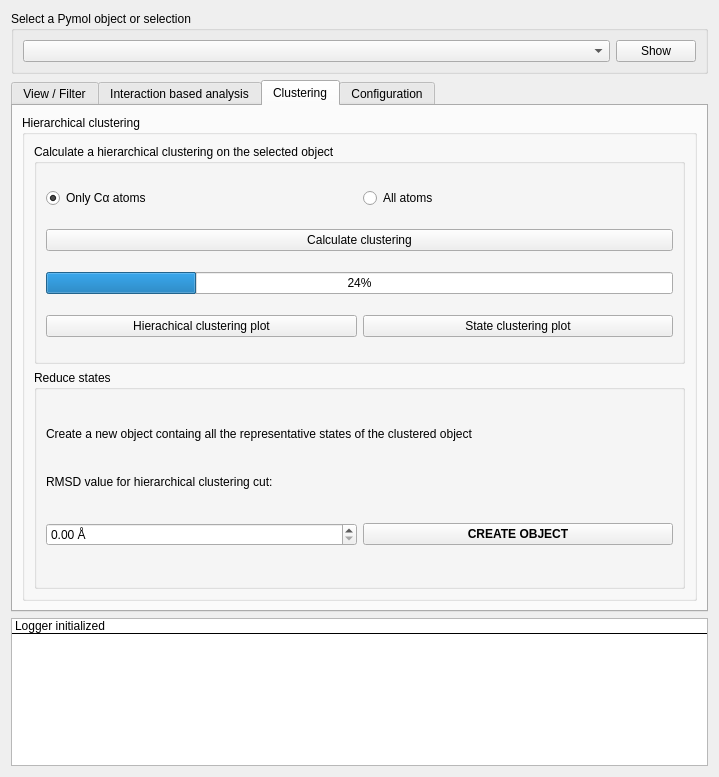
Qt form GUIs/plugin.ui (BioComputingUP/ring-pymol) before a commit.
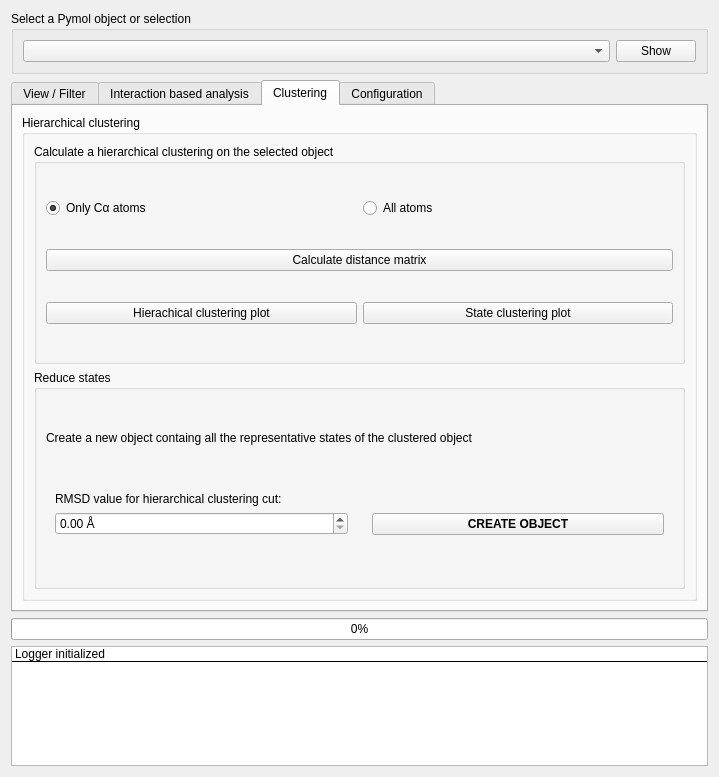
The same form after that commit. The open tabs and pages were chosen to show the change.

What changed in the file:
```diff
--- a/GUIs/plugin.ui
+++ b/GUIs/plugin.ui
@@ -80,7 +80,7 @@
       </sizepolicy>
      </property>
      <property name="currentIndex">
-      <number>2</number>
+      <number>0</number>
      </property>
      <widget class="QWidget" name="tab_1">
       <property name="enabled">
@@ -233,19 +233,23 @@
                <item>
                 <widget class="QLabel" name="label_24">
                  <property name="sizePolicy">
-                  <sizepolicy hsizetype="Minimum" vsizetype="Fixed">
+                  <sizepolicy hsizetype="Preferred" vsizetype="Preferred">
                    <horstretch>0</horstretch>
                    <verstretch>0</verstretch>
                   </sizepolicy>
                  </property>
                  <property name="minimumSize">
                   <size>
-                   <width>0</width>
-                   <height>22</height>
+                   <width>20</width>
+                   <height>25</height>
                   </size>
                  </property>
                  <property name="styleSheet">
-                  <string notr="true">background: qlineargradient(spread:pad, x1:0, y1:0, x2:1, y2:0, stop:0 rgba(255, 255, 255, 255), stop:0.315789 rgba(255, 255, 0, 255), stop:0.688995 rgba(255, 125, 0, 255), stop:1 rgba(224, 0, 0, 255))</string>
+                  <string notr="true">QLabel{ background: qlineargradient(spread:pad, x1:0, y1:0, x2:1, y2:0, stop:0 rgba(255, 255, 255, 255), stop:0.315789 rgba(255, 255, 0, 255), stop:0.688995 rgba(255, 125, 0, 255), stop:1 rgba(224, 0, 0, 255));
+  border-radius: 10px;
+  min-height: 25px;
+  min-width: 20px;
+}</string>
                  </property>
                  <property name="text">
                   <string/>
@@ -972,13 +976,6 @@
                </property>
               </widget>
              </item>
-             <item row="2" column="0" colspan="2">
-              <widget class="QProgressBar" name="clustering_progress">
-               <property name="value">
-                <number>24</number>
-               </property>
-              </widget>
-             </item>
              <item row="3" column="1">
               <widget class="QPushButton" name="cluster_plot">
                <property name="text">
@@ -986,13 +983,6 @@
                </property>
               </widget>
              </item>
-             <item row="1" column="0" colspan="2">
-              <widget class="QPushButton" name="clusterize">
-               <property name="text">
-                <string>Calculate clustering</string>
-               </property>
-              </widget>
-             </item>
              <item row="0" column="0">
               <widget class="QRadioButton" name="CA_atoms">
                <property name="text">
@@ -1010,6 +1000,13 @@
                </property>
               </widget>
              </item>
+             <item row="1" column="0" colspan="2">
+              <widget class="QPushButton" name="clusterize">
+               <property name="text">
+                <string>Calculate distance matrix</string>
+               </property>
+              </widget>
+             </item>
             </layout>
            </widget>
           </item>
@@ -1019,19 +1016,6 @@
              <string>Reduce states</string>
             </property>
             <layout class="QGridLayout" name="gridLayout_11">
-             <item row="2" column="0">
-              <widget class="QLabel" name="label_6">
-               <property name="sizePolicy">
-                <sizepolicy hsizetype="Preferred" vsizetype="Fixed">
-                 <horstretch>0</horstretch>
-                 <verstretch>0</verstretch>
-                </sizepolicy>
-               </property>
-               <property name="text">
-                <string>RMSD value for hierarchical clustering cut:</string>
-               </property>
-              </widget>
-             </item>
              <item row="1" column="0" colspan="2">
               <widget class="QLabel" name="label_5">
                <property name="sizePolicy">
@@ -1046,6 +1030,28 @@
               </widget>
              </item>
              <item row="3" column="0">
+              <widget class="QWidget" name="widget_12" native="true">
+               <property name="sizePolicy">
+                <sizepolicy hsizetype="Preferred" vsizetype="Fixed">
+                 <horstretch>0</horstretch>
+                 <verstretch>0</verstretch>
+                </sizepolicy>
+               </property>
+               <layout class="QVBoxLayout" name="verticalLayout_9">
+                <item>
+                 <widget class="QLabel" name="label_6">
+                  <property name="sizePolicy">
+                   <sizepolicy hsizetype="Preferred" vsizetype="Fixed">
+                    <horstretch>0</horstretch>
+                    <verstretch>0</verstretch>
+                   </sizepolicy>
+                  </property>
+                  <property name="text">
+                   <string>RMSD value for hierarchical clustering cut:</string>
+                  </property>
+                 </widget>
+                </item>
+                <item>
               <widget class="QDoubleSpinBox" name="doubleSpinBox">
                <property name="suffix">
                 <string> Å</string>
@@ -1055,7 +1061,20 @@
                </property>
               </widget>
              </item>
+               </layout>
+              </widget>
+             </item>
              <item row="3" column="1">
+              <widget class="QWidget" name="widget_13" native="true">
+               <layout class="QVBoxLayout" name="verticalLayout_10">
+                <item>
+                 <widget class="QLabel" name="label_8">
+                  <property name="text">
+                   <string/>
+                  </property>
+                 </widget>
+                </item>
+                <item>
               <widget class="QPushButton" name="pushButton_4">
                <property name="font">
                 <font>
@@ -1086,6 +1105,9 @@
        </item>
       </layout>
      </widget>
+       </item>
+      </layout>
+     </widget>
      <widget class="QWidget" name="tab">
       <attribute name="title">
        <string>Configuration</string>
@@ -1660,6 +1682,12 @@
    </item>
    <item row="0" column="0">
     <widget class="QGroupBox" name="Selectionandshow">
+     <property name="sizePolicy">
+      <sizepolicy hsizetype="Preferred" vsizetype="Fixed">
+       <horstretch>0</horstretch>
+       <verstretch>0</verstretch>
+      </sizepolicy>
+     </property>
      <property name="title">
       <string>Select a Pymol object or selection</string>
      </property>
@@ -1711,6 +1739,13 @@
      </layout>
     </widget>
    </item>
+   <item row="2" column="0">
+    <widget class="QProgressBar" name="progress_bar">
+     <property name="value">
+      <number>0</number>
+     </property>
+    </widget>
+   </item>
   </layout>
  </widget>
  <resources/>
```
Lines whose indentation alone changed are shown as unchanged.
